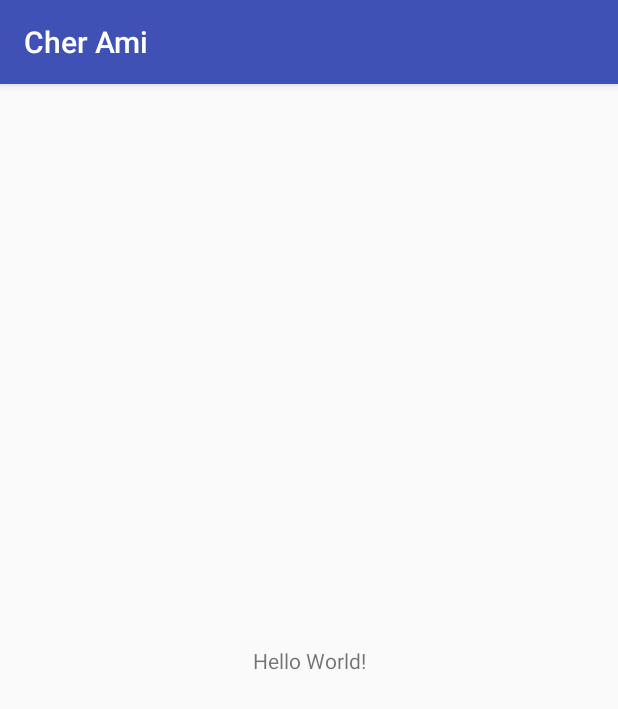
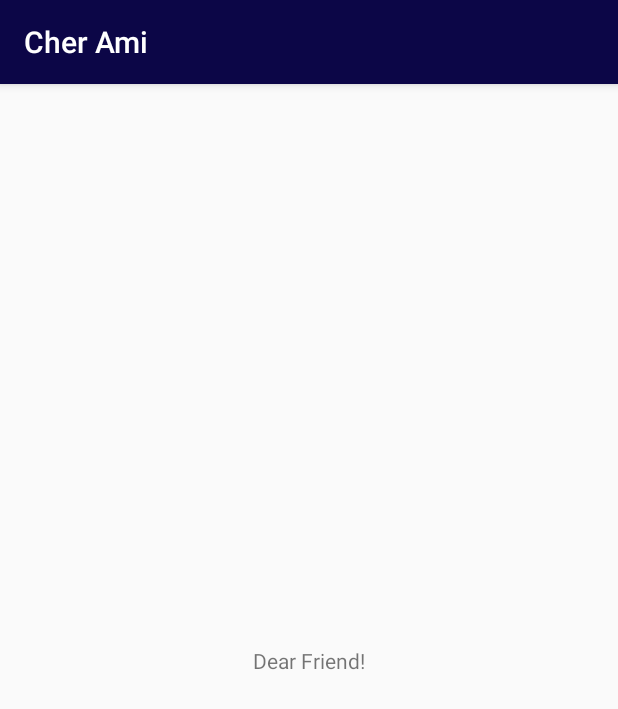
Before and after one commit to ngesa254/Cher-Ami, an Android app: the screen it shows after launch (MainActivity), on a phone screen of 412 x 824 dp. Shown: the top 709 px of the screen. Run offline under Robolectric (Android 15) with nearby library versions, the phone set to English and light mode, and no system bars.

Commit message:
Change color

```diff
--- a/mobile/src/main/res/layout/activity_main.xml
+++ b/mobile/src/main/res/layout/activity_main.xml
@@ -9,7 +9,7 @@
     <TextView
         android:layout_width="wrap_content"
         android:layout_height="wrap_content"
-        android:text="Hello World!"
+        android:text="Dear Friend!"
         app:layout_constraintBottom_toBottomOf="parent"
         app:layout_constraintLeft_toLeftOf="parent"
         app:layout_constraintRight_toRightOf="parent"
--- a/mobile/src/main/res/values/colors.xml
+++ b/mobile/src/main/res/values/colors.xml
@@ -1,6 +1,6 @@
 <?xml version="1.0" encoding="utf-8"?>
 <resources>
-    <color name="colorPrimary">#3F51B5</color>
+    <color name="colorPrimary">#0c0647</color>
     <color name="colorPrimaryDark">#303F9F</color>
     <color name="colorAccent">#FF4081</color>
 </resources>
```
